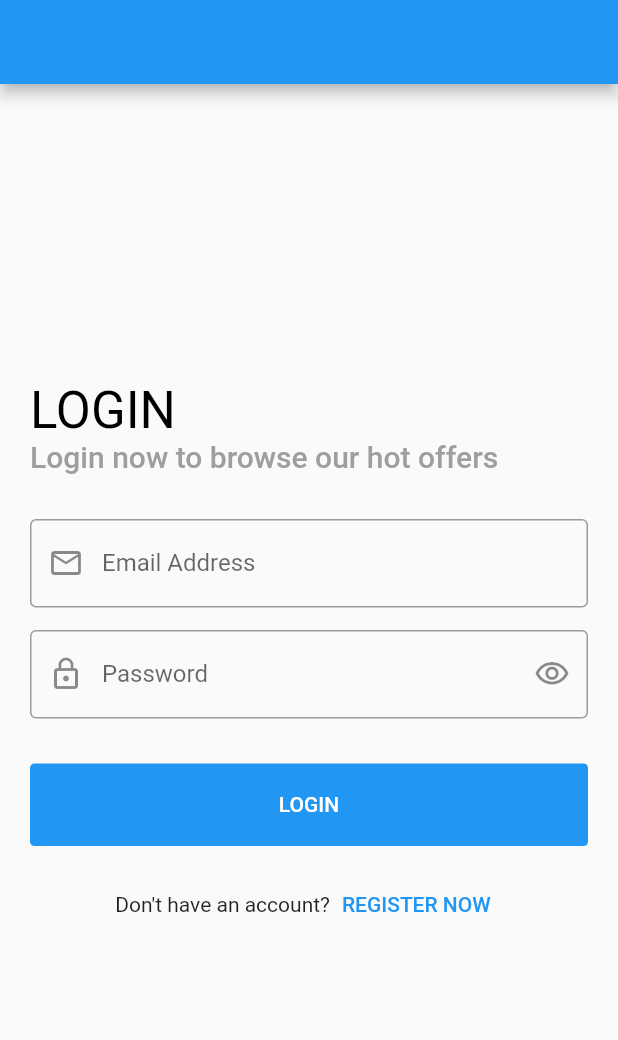
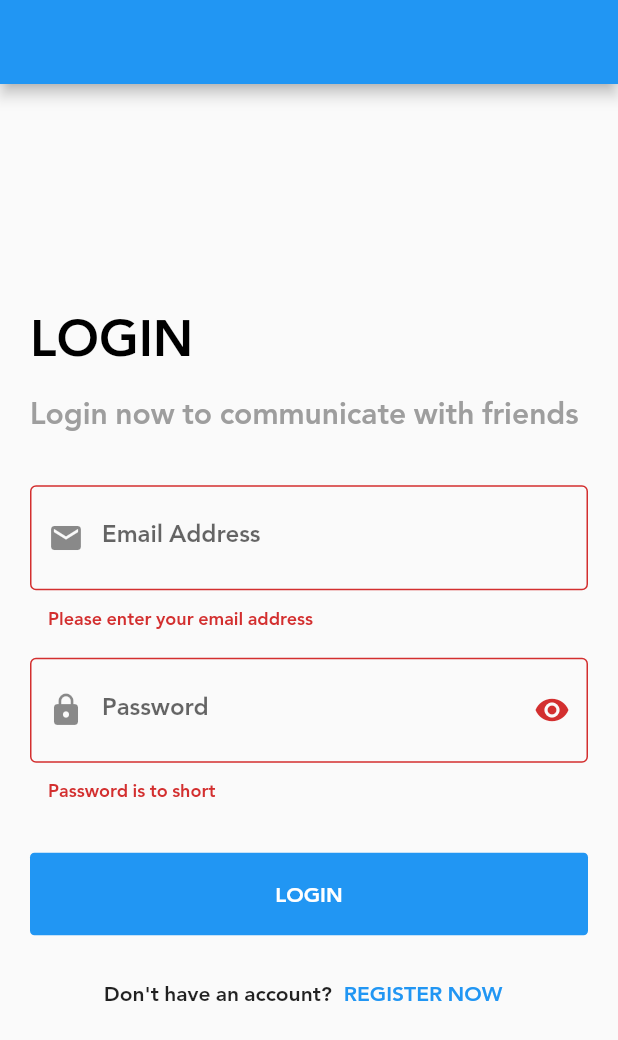
Before and after one commit to ehaborae/Social-App, a Flutter app: the screen it shows after launch, after a tap on "LOGIN", on a phone screen of 412 x 824 dp. Shown: the top 1040 px of the screen. Run offline on Flutter 3.47's test engine with Material 2 defaults, Android fonts, the phone set to English and light mode, and no system bars; our stand-ins replace bloc, buildcondition, cloud_firestore, dio, firebase_auth, firebase_core and 3 more; accounts and stored records are empty.

```diff
--- a/lib/main.dart
+++ b/lib/main.dart
@@ -1,8 +1,18 @@
+import 'package:bloc/bloc.dart';
+import 'package:firebase_core/firebase_core.dart';
 import 'package:flutter/material.dart';
+import 'package:social/shared/network/local/cache_helper.dart';
+import 'package:social/shared/network/remote/dio_helper.dart';
+import 'package:social/shared/observer.dart';
 
-import 'modules/social_app/social_login_screen/social_login_screen.dart';
+import 'modules/social_app/login/login_screen.dart';
 
-void main() {
+void main() async {
+  WidgetsFlutterBinding.ensureInitialized();
+  await Firebase.initializeApp();
+  Bloc.observer = MyBlocObserver();
+  DioHelper.init();
+  await CacheHelper.init();
   runApp(MyApp());
 }
 
@@ -14,6 +24,7 @@ class MyApp extends StatelessWidget {
       debugShowCheckedModeBanner: false,
       title: 'Social',
       theme: ThemeData(
+        fontFamily: 'Jannah',
         primarySwatch: Colors.blue,
       ),
       home: SocialLoginScreen(),
--- /dev/null
+++ b/lib/modules/social_app/login/cubit/cubit.dart
@@ -0,0 +1,36 @@
+import 'package:firebase_auth/firebase_auth.dart';
+import 'package:flutter/material.dart';
+import 'package:flutter_bloc/flutter_bloc.dart';
+import 'package:social/modules/social_app/login/cubit/states.dart';
+
+class LoginCubit extends Cubit<LoginStates> {
+  LoginCubit() : super(LoginInitialState());
+
+  static LoginCubit get(context) => BlocProvider.of(context);
+
+  void userLogin({
+    required String email,
+    required String password,
+  }) {
+    emit(LoginLoadingState());
+    FirebaseAuth.instance
+        .signInWithEmailAndPassword(email: email, password: password)
+        .then((value) {
+      print(value.user!.email);
+      print(value.user!.uid);
+      emit(LoginSuccessState());
+    }).catchError((error) {
+      emit(LoginErrorState(error.toString()));
+    });
+  }
+
+  IconData suffix = Icons.visibility;
+  bool isPassword = true;
+
+  void changePasswordVisibility() {
+    isPassword = !isPassword;
+    suffix =
+        isPassword ? Icons.visibility : Icons.visibility_off;
+    emit(LoginChangePasswordVisibilityState());
+  }
+}
--- /dev/null
+++ b/lib/modules/social_app/login/cubit/states.dart
@@ -0,0 +1,15 @@
+abstract class LoginStates {}
+
+class LoginInitialState extends LoginStates {}
+
+class LoginLoadingState extends LoginStates {}
+
+class LoginSuccessState extends LoginStates {}
+
+class LoginErrorState extends LoginStates {
+  final String error;
+
+  LoginErrorState(this.error);
+}
+
+class LoginChangePasswordVisibilityState extends LoginStates {}
--- a/lib/modules/social_app/social_login_screen/social_login_screen.dart
+++ b/lib/modules/social_app/login/login_screen.dart
@@ -1,6 +1,7 @@
 import 'package:buildcondition/buildcondition.dart';
 import 'package:flutter/material.dart';
 import 'package:flutter_bloc/flutter_bloc.dart';
+import 'package:social/modules/social_app/register/register_screen.dart';
 import 'package:social/shared/components/components.dart';
 
 import 'cubit/cubit.dart';
@@ -15,9 +16,13 @@ class SocialLoginScreen extends StatelessWidget {
   @override
   Widget build(BuildContext context) {
     return BlocProvider(
-      create: (BuildContext context) => SocialLoginCubit(),
-      child: BlocConsumer<SocialLoginCubit, SocialLoginStates>(
-        listener: (context, state) {},
+      create: (BuildContext context) => LoginCubit(),
+      child: BlocConsumer<LoginCubit, LoginStates>(
+        listener: (context, state) {
+          if (state is LoginErrorState) {
+            showToast(message: state.error, toastStates: ToastStates.ERROR);
+          }
+        },
         builder: (context, state) {
           return Scaffold(
             appBar: AppBar(),
@@ -38,7 +43,7 @@ class SocialLoginScreen extends StatelessWidget {
                                   ),
                         ),
                         Text(
-                          'Login now to browse our hot offers',
+                          'Login now to communicate with friends',
                           style:
                               Theme.of(context).textTheme.headline6!.copyWith(
                                     color: Colors.grey,
@@ -50,7 +55,7 @@ class SocialLoginScreen extends StatelessWidget {
                         defaultFormField(
                             controller: emailController,
                             label: 'Email Address',
-                            prefix: Icons.email_outlined,
+                            prefix: Icons.email,
                             type: TextInputType.emailAddress,
                             validate: (String? value) {
                               if (value!.isEmpty) {
@@ -61,16 +66,15 @@ class SocialLoginScreen extends StatelessWidget {
                           height: 15.0,
                         ),
                         defaultFormField(
-                            isPassword:
-                                SocialLoginCubit.get(context).isPassword,
+                            isPassword: LoginCubit.get(context).isPassword,
                             suffixPressed: () {
-                              SocialLoginCubit.get(context)
+                              LoginCubit.get(context)
                                   .changePasswordVisibility();
                             },
-                            suffix: SocialLoginCubit.get(context).suffix,
+                            suffix: LoginCubit.get(context).suffix,
                             controller: passwordController,
                             label: 'Password',
-                            prefix: Icons.lock_outline,
+                            prefix: Icons.lock,
                             type: TextInputType.visiblePassword,
                             validate: (String? value) {
                               if (value!.isEmpty) {
@@ -81,15 +85,15 @@ class SocialLoginScreen extends StatelessWidget {
                           height: 30.0,
                         ),
                         BuildCondition(
-                          condition: state is! SocialLoginLoadingState,
+                          condition: state is! LoginLoadingState,
                           builder: (context) => defaultButton(
                             function: () {
-                              // if (formKey.currentState!.validate()) {
-                              //   SocialLoginCubit.get(context).userLogin(
-                              //     email: emailController.text,
-                              //     password: passwordController.text,
-                              //   );
-                              // }
+                              if (formKey.currentState!.validate()) {
+                                LoginCubit.get(context).userLogin(
+                                  email: emailController.text,
+                                  password: passwordController.text,
+                                );
+                              }
                             },
                             text: 'login',
                             isUpperCase: true,
@@ -109,7 +113,7 @@ class SocialLoginScreen extends StatelessWidget {
                             defaultTextButton(
                               text: 'register now',
                               onPressed: () {
-                                // navigateTo(context, RegisterScreen());
+                                navigateTo(context, RegisterScreen());
                               },
                             ),
                           ],
--- a/lib/modules/social_app/social_login_screen/cubit/cubit.dart
+++ /dev/null
@@ -1,56 +0,0 @@
-import 'package:flutter/material.dart';
-import 'package:flutter_bloc/flutter_bloc.dart';
-import 'package:social/modules/social_app/social_login_screen/cubit/states.dart';
-
-class SocialLoginCubit extends Cubit<SocialLoginStates> {
-  SocialLoginCubit() : super(SocialLoginInitialState());
-
-  static SocialLoginCubit get(context) => BlocProvider.of(context);
-
-  // void userSocialLogin({
-  //   required String email,
-  //   required String password,
-  // }) {
-  //   emit(SocialLoginLoadingState());
-  //   DioHelper.postData(
-  //     url: LOGIN,
-  //     lang: 'en',
-  //     data: {
-  //       'email': email,
-  //       'password': password,
-  //     },
-  //   ).then((value) {
-  //     print(value.data);
-  //
-  //     loginModel = SocialLoginModel.fromJson(value.data);
-  //     if(loginModel.status)
-  //     {
-  //       print(loginModel.status);
-  //       print(loginModel.message);
-  //       print(loginModel.data?.name);
-  //       print(loginModel.data?.id);
-  //       print(loginModel.data?.token);
-  //
-  //       emit(SocialLoginSuccessState(loginModel));
-  //     } else
-  //     {
-  //       print(loginModel.status);
-  //       print(loginModel.message);
-  //       emit(SocialLoginSuccessState(loginModel));
-  //     }
-  //   }).catchError((error) {
-  //     emit(SocialLoginErrorState(error.toString()));
-  //     print(error.toString());
-  //   });
-  // }
-
-  IconData suffix = Icons.visibility_outlined;
-  bool isPassword = true;
-
-  void changePasswordVisibility() {
-    isPassword = !isPassword;
-    suffix =
-        isPassword ? Icons.visibility_outlined : Icons.visibility_off_outlined;
-    emit(SocialLoginChangePasswordVisibilityState());
-  }
-}
--- a/lib/modules/social_app/social_login_screen/cubit/states.dart
+++ /dev/null
@@ -1,15 +0,0 @@
-abstract class SocialLoginStates {}
-
-class SocialLoginInitialState extends SocialLoginStates {}
-
-class SocialLoginLoadingState extends SocialLoginStates {}
-
-class SocialLoginSuccessState extends SocialLoginStates {}
-
-class SocialLoginErrorState extends SocialLoginStates {
-  final String error;
-
-  SocialLoginErrorState(this.error);
-}
-
-class SocialLoginChangePasswordVisibilityState extends SocialLoginStates {}
--- a/pubspec.yaml
+++ b/pubspec.yaml
@@ -36,6 +36,11 @@ dependencies:
   shared_preferences: ^2.0.6
   fluttertoast: ^8.0.8
   carousel_slider: ^4.0.0
+
+  #firebase
+  firebase_core: ^1.7.0
+  firebase_auth: ^3.1.3
+  cloud_firestore: ^2.5.3
 
 dev_dependencies:
   flutter_test:
```
Also changed, not shown: lib/layouts/home/home_screen.dart (added, +12 -0 lines), lib/models/social/user_model.dart (added, +27 -0 lines), lib/modules/social_app/register/cubit/cubit.dart (added, +69 -0 lines), lib/modules/social_app/register/cubit/states.dart (added, +22 -0 lines), lib/modules/social_app/register/register_screen.dart (added, +145 -0 lines), lib/shared/components/constants.dart (+0 -12 lines), pubspec.lock, 2 other files.
